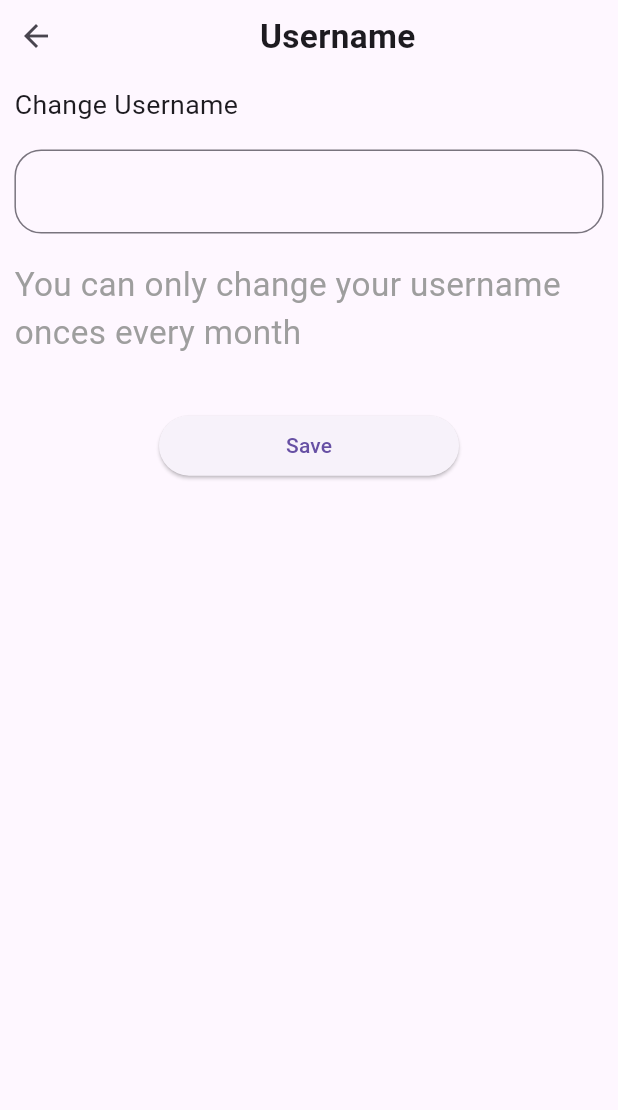
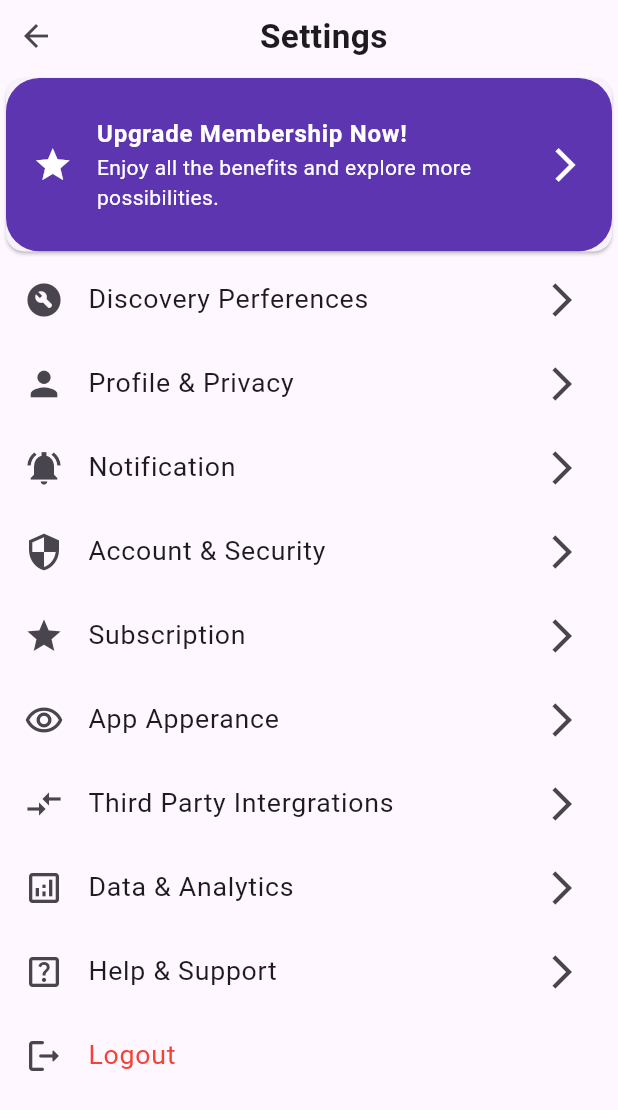
Before and after one commit to abhishek2355/Alpha_Demo, a Flutter app: the screen it shows after launch, on a phone screen of 412 x 824 dp. Shown: the top 1110 px of the screen. Run offline on Flutter 3.47's test engine with Material 3 defaults, Android fonts, the phone set to English and light mode, and no system bars; our stand-ins replace settings_ui.

Commit message:
setting page changes (#10)
* setting page changes

* changed

---------

Co-authored-by: Abhishek Santosh Raut <90473454+abhishek2355@users.noreply.github.com>

```diff
--- a/lib/constants/app_strings.dart
+++ b/lib/constants/app_strings.dart
@@ -203,12 +203,20 @@
 const user2 = "User 2";
 const hlloThankYou = "Hllo Thank you";
 
-//username3
-const changeusername = "Change Username";
-const andrew50 = "Andrew50";
-const youCanOnlyChangeYourUsernameOnesEverymonth =
-    "You can only change your username onces every month";
-const save = "Save";
+const setting1 = "Settings";
+const upgradeMembershipNow = "Upgrade Membership Now!";
+const enjoyAllTheBenefitsAndExploreMorePossibilities =
+    "Enjoy all the benefits and explore more possibilities.";
+const discoveryPerferences = "Discovery Perferences";
+const profileAndPrivacy = "Profile & Privacy";
+const accountandSecurity = "Account & Security";
+const subscription = "Subscription";
+const appAppearance = "App Apperance";
+const thirdPartyIntergration = "Third Party Intergrations";
+const dataAndAnalytics = "Data & Analytics";
+const helpAndSupport = "Help & Support";
+const logout = "Logout";
+
 
 // Backend api request urls
 
--- a/lib/constants/app_widths.dart
+++ b/lib/constants/app_widths.dart
@@ -34,6 +34,8 @@
 final double width108 = 108 / app_design_width;
 final double width120 = 120 / app_design_width;
 final double width130 = 130 / app_design_width;
+final double width150 = 150 / app_design_width;
+
 final double width200 = 200 / app_design_width;
 final double width250 = 250 / app_design_width;
 final double width286 = 286 / app_design_width;
--- a/lib/main.dart
+++ b/lib/main.dart
@@ -1,7 +1,4 @@
-import 'package:alpha_devayani/profileAndPrivacy2.dart';
-import 'package:alpha_devayani/recent_Serach_page.dart';
 import 'package:alpha_devayani/settings_1.dart';
-import 'package:alpha_devayani/username3.dart';
 import 'package:flutter/material.dart';
 
 void main() {
@@ -13,7 +10,7 @@
   @override
   Widget build(BuildContext context) {
     return const MaterialApp(
-      home: Username3(),
+      home: Setting1(),
     );
   }
 }
--- /dev/null
+++ b/lib/seperateWidegetSetting.dart
@@ -0,0 +1,41 @@
+import 'package:flutter/cupertino.dart';
+import 'package:flutter/material.dart';
+import 'package:settings_ui/settings_ui.dart';
+import 'package:alpha_devayani/constants/app_heights.dart' as app_heights;
+import 'package:alpha_devayani/constants/app_strings.dart' as app_strings;
+import 'package:alpha_devayani/constants/app_widths.dart' as app_widths;
+
+class SeperateSettings extends StatelessWidget {
+  final IconData iconName;
+  final String name;
+
+  const SeperateSettings(
+      {super.key, required this.iconName, required this.name});
+
+  @override
+  Widget build(BuildContext context) {
+    var deviceMedia = MediaQuery.of(context);
+    final double screenHeight = deviceMedia.size.height -
+        deviceMedia.padding.top -
+        deviceMedia.padding.bottom;
+    final double screenWidth = deviceMedia.size.width -
+        deviceMedia.padding.left -
+        deviceMedia.padding.right;
+
+    return ListTile(
+      leading: Icon(
+        iconName,
+        size: screenHeight * app_heights.height30,
+      ),
+      title: Text(
+        name,
+        style: TextStyle(fontSize: screenHeight * app_heights.height20),
+      ),
+      trailing: Icon(
+        Icons.arrow_forward_ios_sharp,
+        size: screenHeight * app_heights.height30,
+      ),
+      onTap: () {},
+    );
+  }
+}
--- /dev/null
+++ b/lib/settings_1.dart
@@ -0,0 +1,131 @@
+import 'package:alpha_devayani/seperateWidegetSetting.dart';
+import 'package:flutter/cupertino.dart';
+import 'package:flutter/material.dart';
+import 'package:alpha_devayani/constants/app_heights.dart' as app_heights;
+import 'package:alpha_devayani/constants/app_strings.dart' as app_strings;
+import 'package:alpha_devayani/constants/app_widths.dart' as app_widths;
+import 'package:settings_ui/settings_ui.dart';
+
+class Setting1 extends StatelessWidget {
+  const Setting1({super.key});
+
+  @override
+  Widget build(BuildContext context) {
+    var deviceMedia = MediaQuery.of(context);
+    final double screenHeight = deviceMedia.size.height -
+        deviceMedia.padding.top -
+        deviceMedia.padding.bottom;
+    final double screenWidth = deviceMedia.size.width -
+        deviceMedia.padding.left -
+        deviceMedia.padding.right;
+
+    return SafeArea(
+      child: Scaffold(
+        body: Column(
+          children: [
+            Row(
+              children: [
+                IconButton(onPressed: () {}, icon: Icon(Icons.arrow_back)),
+                SizedBox(
+                  width: screenWidth * app_widths.width130,
+                ),
+                Text(
+                  app_strings.setting1,
+                  style: TextStyle(
+                      fontWeight: FontWeight.bold,
+                      fontSize: screenHeight * app_heights.height25),
+                ),
+              ],
+            ),
+            Card(
+              child: ListTile(
+                tileColor: Colors.deepPurple.shade600,
+                shape: RoundedRectangleBorder(
+                    borderRadius: BorderRadius.circular(
+                        screenHeight * app_heights.height25)),
+                contentPadding:
+                    EdgeInsets.all(screenHeight * app_heights.height20),
+                leading: Icon(
+                  Icons.star,
+                  size: screenHeight * app_heights.height30,
+                  color: Colors.white,
+                ),
+                title: Text(
+                  app_strings.upgradeMembershipNow,
+                  style: TextStyle(
+                      color: Colors.white, fontWeight: FontWeight.bold),
+                ),
+                subtitle: Text(
+                  app_strings.enjoyAllTheBenefitsAndExploreMorePossibilities,
+                  style: TextStyle(
+                    color: Colors.white,
+                  ),
+                ),
+                trailing: Icon(
+                  Icons.arrow_forward_ios_sharp,
+                  size: screenHeight * app_heights.height30,
+                  color: Colors.white,
+                ),
+                onTap: () {},
+              ),
+            ),
+            Flexible(
+              child: ListView(
+                children: [
+                  SeperateSettings(
+                    iconName: Icons.build_circle_rounded,
+                    name: app_strings.discoveryPerferences,
+                  ),
+                  SeperateSettings(
+                    iconName: Icons.person,
+                    name: app_strings.profileAndPrivacy,
+                  ),
+                  SeperateSettings(
+                    iconName: Icons.notifications_on_sharp,
+                    name: app_strings.notification,
+                  ),
+                  SeperateSettings(
+                    iconName: Icons.security,
+                    name: app_strings.accountandSecurity,
+                  ),
+                  SeperateSettings(
+                    iconName: Icons.star,
+                    name: app_strings.subscription,
+                  ),
+                  SeperateSettings(
+                    iconName: Icons.remove_red_eye_outlined,
+                    name: app_strings.appAppearance,
+                  ),
+                  SeperateSettings(
+                    iconName: Icons.compare_arrows_outlined,
+                    name: app_strings.thirdPartyIntergration,
+                  ),
+                  SeperateSettings(
+                    iconName: Icons.analytics_outlined,
+                    name: app_strings.dataAndAnalytics,
+                  ),
+                  SeperateSettings(
+                    iconName: Icons.help_center_outlined,
+                    name: app_strings.helpAndSupport,
+                  ),
+                  ListTile(
+                    leading: Icon(
+                      Icons.logout_rounded,
+                      size: screenHeight * app_heights.height30,
+                    ),
+                    title: Text(
+                      app_strings.logout,
+                      style: TextStyle(
+                          color: Colors.red,
+                          fontSize: screenHeight * app_heights.height20),
+                    ),
+                  ),
+                ],
+              ),
+            )
+          ],
+        ),
+      ),
+    );
+  }
+}
--- a/pubspec.yaml
+++ b/pubspec.yaml
@@ -19,7 +19,7 @@
 version: 1.0.0+1
 
 environment:
-  sdk: '3.1.5'
+  sdk: '3.1.4'
 
 # Dependencies specify other packages that your package needs in order to work.
 # To automatically upgrade your package dependencies to the latest versions
```
Also changed, not shown: pubspec.lock.
